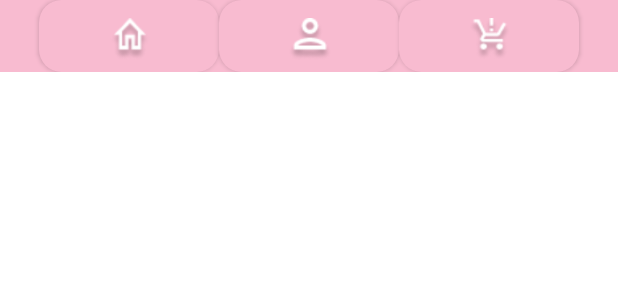
After one commit to Poyuiu/Software-Studio-Final-Project, an Android app built with Jetpack Compose: the @Preview function NavigationBar, on a phone screen of 412 x 824 dp. The commit adds this screen. Shown: the top 300 px of the screen. Run offline under Robolectric (Android 15) with nearby library versions, the phone set to English and light mode, and no system bars; Roboto replaces fonts that are not available here.

Commit message:
Navigation Bar UI Created
only the UI is implemented
navigation will be implemented after pages were built (maybe)

```diff
--- /dev/null
+++ b/app/src/main/java/com/ss_team_1/koibitoshuuchuu/presentation/components/NavigationBar.kt
@@ -0,0 +1,37 @@
+package com.ss_team_1.koibitoshuuchuu.presentation.components
+
+import androidx.compose.foundation.layout.Arrangement
+import androidx.compose.foundation.layout.Arrangement.Absolute.Center
+import androidx.compose.foundation.layout.Arrangement.Absolute.SpaceBetween
+import androidx.compose.foundation.layout.Row
+import androidx.compose.foundation.layout.fillMaxWidth
+import androidx.compose.foundation.layout.padding
+import androidx.compose.material.Surface
+import androidx.compose.runtime.Composable
+import androidx.compose.ui.Modifier
+import androidx.compose.ui.tooling.preview.Preview
+import androidx.compose.ui.unit.dp
+import com.ss_team_1.koibitoshuuchuu.ui.theme.Secondary
+
+@Preview
+@Composable
+fun NavigationBar() {
+    Surface(
+        color = Secondary,
+        modifier = Modifier.fillMaxWidth()
+    ) {
+        Row(
+            modifier = Modifier.padding(horizontal = 25.5.dp),
+            horizontalArrangement = Center
+        ) {
+            NavigationHomeButton()
+            NavigationProfileButton()
+            NavigationShopButton()
+        }
+    }
+}
+/*TODO
+* Fix the little border line around buttons
+* Navigation and the selected form
+* Size tweaking (Not sure what happens when the screen size changes)
+ */
--- /dev/null
+++ b/app/src/main/java/com/ss_team_1/koibitoshuuchuu/presentation/components/NavigationButtons.kt
@@ -0,0 +1,77 @@
+package com.ss_team_1.koibitoshuuchuu.presentation.components
+
+import androidx.compose.foundation.Image
+import androidx.compose.foundation.layout.fillMaxWidth
+import androidx.compose.foundation.layout.padding
+import androidx.compose.foundation.layout.size
+import androidx.compose.foundation.shape.RoundedCornerShape
+import androidx.compose.material.Button
+import androidx.compose.material.ButtonColors
+import androidx.compose.material.ButtonDefaults
+import androidx.compose.material.Icon
+import androidx.compose.material.MaterialTheme.colors
+import androidx.compose.material.icons.Icons
+import androidx.compose.material.icons.outlined.People
+import androidx.compose.runtime.Composable
+import androidx.compose.ui.Modifier
+import androidx.compose.ui.graphics.painter.Painter
+import androidx.compose.ui.res.painterResource
+import androidx.compose.ui.tooling.preview.Preview
+import androidx.compose.ui.unit.dp
+import com.ss_team_1.koibitoshuuchuu.R
+import com.ss_team_1.koibitoshuuchuu.ui.theme.Primary
+import com.ss_team_1.koibitoshuuchuu.ui.theme.Secondary
+
+@Preview(showBackground = true)
+@Composable
+fun NavigationProfileButton() {
+    NavigationButtonTemplate(
+        onClick = { /*TODO*/ },
+        selected = false,
+        painter = painterResource(id = R.drawable.ic_profile)
+    )
+}
+
+@Preview(showBackground = true)
+@Composable
+fun NavigationHomeButton() {
+    NavigationButtonTemplate(
+        onClick = { /*TODO*/ },
+        selected = false,
+        painter = painterResource(id = R.drawable.ic_home)
+    )
+}
+
+@Preview(showBackground = true)
+@Composable
+fun NavigationShopButton() {
+    NavigationButtonTemplate(
+        onClick = { /*TODO*/ },
+        selected = false,
+        painter = painterResource(id = R.drawable.ic_shop)
+    )
+}
+
+@Composable
+private fun NavigationButtonTemplate(
+    onClick: () -> Unit,
+    selected: Boolean,
+    painter: Painter
+) {
+    Button(
+        modifier = Modifier.size(width = 120.dp, height = 48.dp),
+        onClick = onClick,
+        shape = RoundedCornerShape(15.dp),
+        colors = ButtonDefaults.buttonColors(
+            backgroundColor = if (selected) Primary else Secondary
+        )
+    ) {
+        Image(
+            painter = painter,
+            contentDescription = "",
+            modifier = Modifier
+                .padding(top = 4.dp)
+                .size(30.dp)
+        )
+    }
+}
--- a/app/src/main/java/com/ss_team_1/koibitoshuuchuu/ui/theme/color.kt
+++ b/app/src/main/java/com/ss_team_1/koibitoshuuchuu/ui/theme/color.kt
@@ -20,3 +20,4 @@ val gray = Color(0xFF979797)
 val black = Color(0xFF000000)
 val grayLine = Color(0xFF545454)
 val Secondary = Color(0xFFF8BBD0)
+val Primary = Color(0xFFFFFFFF)
```
Also changed, not shown: app/src/main/res/drawable/ic_home.png (added), app/src/main/res/drawable/ic_profile.png (added), app/src/main/res/drawable/ic_shop.png (added).
